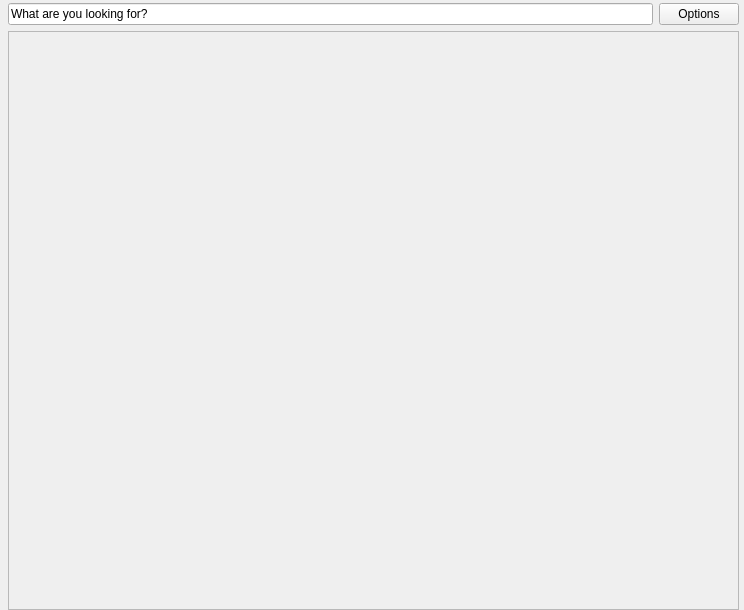
This is checkout.ui in sbadame/checkout as Qt 5 draws it before an edit. The edited form follows.
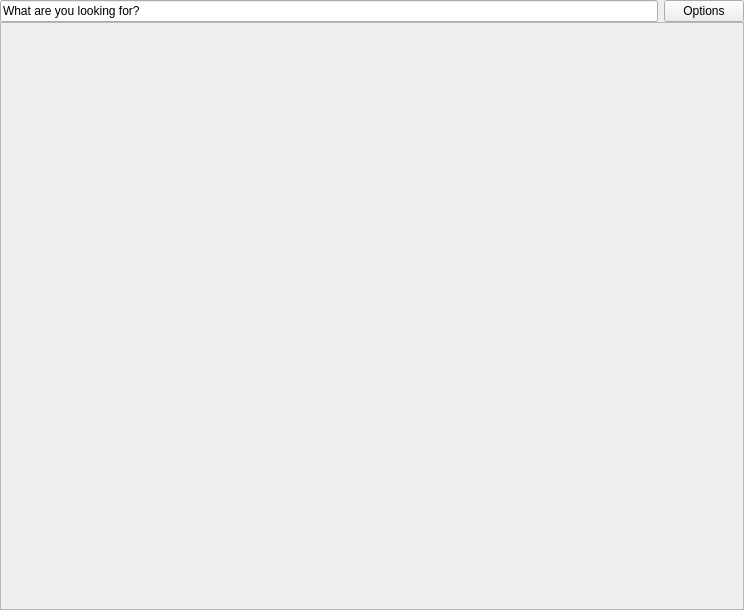
This is the edited form. Custom widgets are drawn as their Qt base class.

Patch:
```diff
--- a/checkout.ui
+++ b/checkout.ui
@@ -21,21 +21,18 @@
     <string notr="true"/>
    </property>
    <layout class="QHBoxLayout" name="horizontalLayout_3">
-    <property name="leftMargin">
-     <number>5</number>
-    </property>
-    <property name="topMargin">
+    <property name="spacing">
      <number>0</number>
     </property>
-    <property name="rightMargin">
-     <number>5</number>
-    </property>
-    <property name="bottomMargin">
+    <property name="margin">
      <number>0</number>
     </property>
     <item>
      <widget class="QWidget" name="widget" native="true">
       <layout class="QHBoxLayout" name="horizontalLayout">
+       <property name="spacing">
+        <number>0</number>
+       </property>
        <property name="margin">
         <number>0</number>
        </property>
@@ -49,16 +46,10 @@
          </property>
          <widget class="QWidget" name="bookpage">
           <layout class="QVBoxLayout" name="verticalLayout_2">
-           <property name="leftMargin">
-            <number>3</number>
-           </property>
-           <property name="topMargin">
-            <number>3</number>
-           </property>
-           <property name="rightMargin">
+           <property name="spacing">
             <number>0</number>
            </property>
-           <property name="bottomMargin">
+           <property name="margin">
             <number>0</number>
            </property>
            <item>
@@ -118,8 +109,8 @@
                <rect>
                 <x>0</x>
                 <y>0</y>
-                <width>729</width>
-                <height>568</height>
+                <width>742</width>
+                <height>577</height>
                </rect>
               </property>
               <property name="sizePolicy">
```
